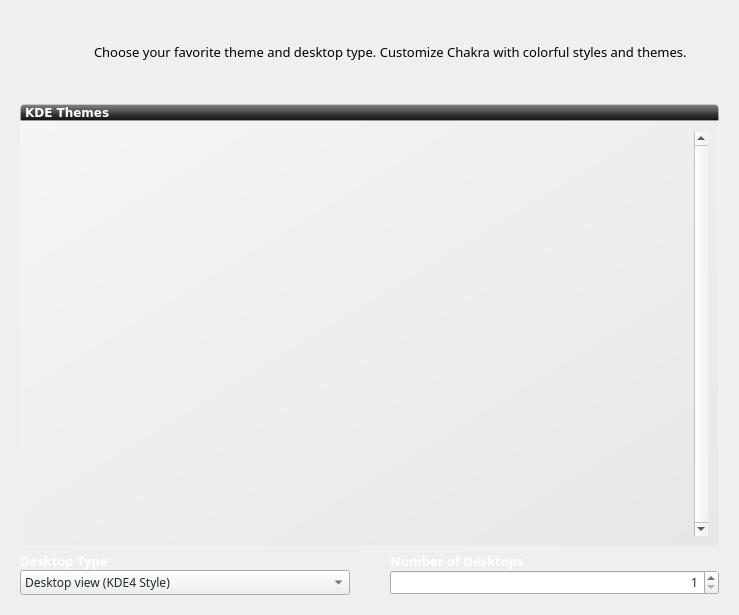
Before: the Qt Designer form ui/ui_scrStyle.ui in rshipp/kapudan, drawn with Qt 5.
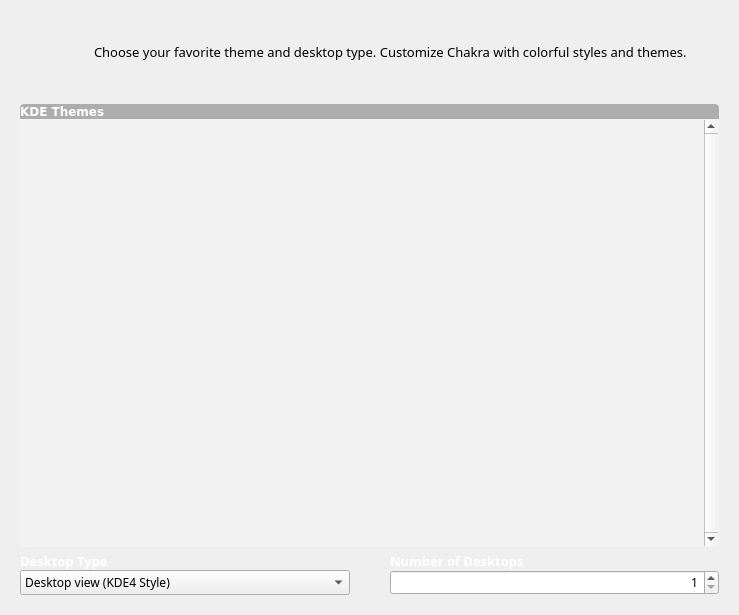
After: the same form once the commit is applied. Icons and pictures are not drawn.

The edit to the form file:
```diff
--- a/ui/ui_scrStyle.ui
+++ b/ui/ui_scrStyle.ui
@@ -22,7 +22,42 @@
   <property name="styleSheet">
    <string notr="true">#iconContainer{padding:10px;background-color: qlineargradient(spread:pad, x1:1, y1:1, x2:0, y2:0, stop:0 rgba(219, 219, 219, 100), stop:1 rgba(255, 255, 255, 100));border: 1px solid rgba(255,255,255,50);border-bottom-left-radius: 4px;border-bottom-right-radius: 4px;}
 
-#listIcon{ background-color: rgba(0,0,0,0); }</string>
+#listIcon{ background-color: rgba(0,0,0,0); }
+
+
+QListWidget {
+	background-color: rgb(242, 242, 242);
+	border: 1px solid rgba(255,255,255,50);
+	border-bottom-left-radius: 4px;
+	border-bottom-right-radius: 4px;
+}
+
+
+QPushButton{
+	padding: 3px 10px 3px 10px;
+	color: white;
+	border:0px;
+	border-radius:4px;
+	background-color: rgb(68, 69, 70);
+}
+
+QPushButton::flat{
+	border:1px solid  rgb(68, 69, 70);
+	border-radius:4px;
+	background-color: rgb(68, 69, 70);
+}
+
+QPushButton::flat:hover{
+	border:1px solid rgba(0, 0, 0, 100);
+	border-radius:4px;
+	background-color: rgb(0, 172, 255);
+}
+
+QPushButton::flat:pressed{
+	border:1px solid rgba(0, 0, 0, 100);
+	border-radius:4px;
+	background-color: rgb(106, 114, 128);
+}</string>
   </property>
   <layout class="QGridLayout" name="gridLayout">
    <property name="margin">
@@ -116,9 +151,7 @@
         </font>
        </property>
        <property name="styleSheet">
-        <string notr="true">    background-color: qlineargradient(spread:pad, x1:0.5, y1:0, x2:0.5, y2:1, stop:0 rgba(132, 132, 132, 255), stop:0.501481 rgba(70, 70, 70, 255), stop:0.503057 rgba(62, 62, 62, 255), stop:1 rgba(16, 16, 16, 255));
-/*background-color: qlineargradient(spread:pad, x1:1, y1:1, x2:0, y2:0, stop:0 rgba(219, 219, 219, 100), stop:1 rgba(255, 255, 255, 100));*/
-border: 1px solid rgba(255,255,255,50);
+        <string notr="true">background-color: rgba(0, 0, 0, 70);
 color:white;
 border-top-left-radius: 4px;
 border-top-right-radius: 4px;</string>
@@ -151,14 +184,7 @@
         </font>
        </property>
        <property name="styleSheet">
-        <string notr="true">#listStyles{
-padding:10px;
-background-color: qlineargradient(spread:pad, x1:1, y1:1, x2:0, y2:0, stop:0 rgba(219, 219, 219, 100), stop:1 rgba(255, 255, 255, 100));
-border: 1px solid rgba(255,255,255,50);
-border-bottom-left-radius: 4px;
-border-bottom-right-radius: 4px;
-}
-</string>
+        <string notr="true"/>
        </property>
        <property name="frameShape">
         <enum>QFrame::NoFrame</enum>
@@ -260,7 +286,7 @@
             </font>
            </property>
            <property name="styleSheet">
-            <string notr="true">color: rgb(30, 43, 51)</string>
+            <string notr="true"/>
            </property>
            <item>
             <property name="text">
@@ -324,7 +350,7 @@
             <enum>Qt::LeftToRight</enum>
            </property>
            <property name="styleSheet">
-            <string notr="true">color: rgb(30, 43, 51)</string>
+            <string notr="true"/>
            </property>
            <property name="alignment">
             <set>Qt::AlignRight|Qt::AlignTrailing|Qt::AlignVCenter</set>
```
